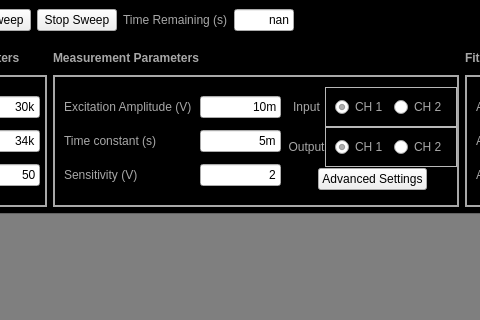
Before: the Qt Designer form Scanner GUI/TFCharacterizer/TFCharacterizer.ui in afylab/nanoSQUID-Scanning-Software, drawn with Qt 5; both pictures show x 119 to 599 and y 0 to 320 of the 1217 by 831 pixel window.
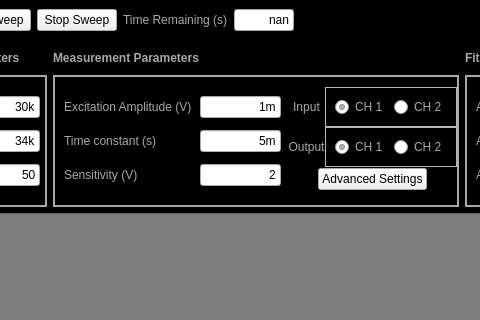
After: the same form once the commit is applied. Icons and pictures are not drawn.

```diff
--- a/Scanner GUI/TFCharacterizer/TFCharacterizer.ui
+++ b/Scanner GUI/TFCharacterizer/TFCharacterizer.ui
@@ -1304,7 +1304,7 @@
                 <string notr="true"/>
                </property>
                <property name="text">
-                <string>10m</string>
+                <string>1m</string>
                </property>
                <property name="alignment">
                 <set>Qt::AlignRight|Qt::AlignTrailing|Qt::AlignVCenter</set>
```
